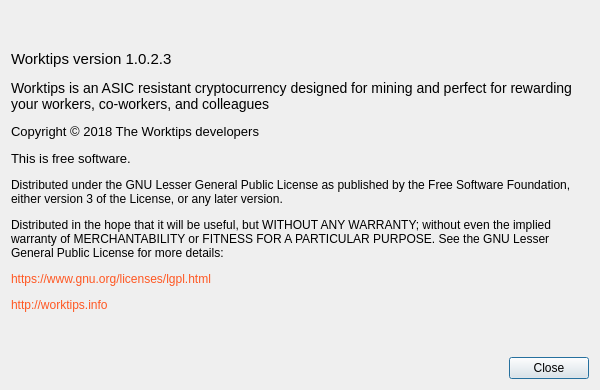
Before: the Qt Designer form src/Gui/Common/AboutDialog.ui in worktips/worktips-lite-wallet, drawn with Qt 5.
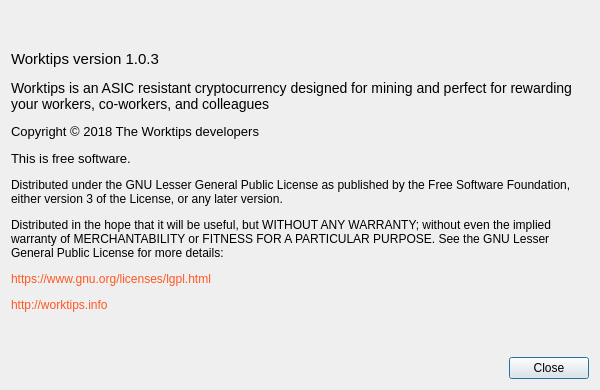
After: the same form once the commit is applied. Custom widgets are drawn as their Qt base class.

Patch:
```diff
--- a/src/Gui/Common/AboutDialog.ui
+++ b/src/Gui/Common/AboutDialog.ui
@@ -41,7 +41,7 @@
       </sizepolicy>
      </property>
      <property name="text">
-      <string>&lt;html&gt;&lt;head/&gt;&lt;body&gt;&lt;p&gt;&lt;span style=&quot; font-family:'Open Sans'; font-size:15px;&quot;&gt;Worktips version 1.0.2.3&lt;/span&gt;&lt;/p&gt;&lt;p&gt;&lt;span style=&quot; font-family:'Open Sans'; font-size:14px;&quot;&gt;Worktips is an ASIC resistant cryptocurrency designed for mining and perfect for rewarding your workers, co-workers, and colleagues&lt;/span&gt;&lt;/p&gt;&lt;p&gt;&lt;span style=&quot; font-family:'Open Sans'; font-size:13px;&quot;&gt;Copyright © 2018 The Worktips developers&lt;/span&gt;&lt;/p&gt;&lt;p&gt;&lt;span style=&quot; font-family:'Open Sans'; font-size:13px;&quot;&gt;This is free software.&lt;/span&gt;&lt;/p&gt;&lt;p&gt;&lt;span style=&quot; font-family:'Open Sans'; font-size:12px;&quot;&gt;Distributed under the GNU Lesser General Public License as published by the Free Software Foundation, either version 3 of the License, or any later version.&lt;/span&gt;&lt;/p&gt;&lt;p&gt;&lt;span style=&quot; font-family:'Open Sans'; font-size:12px;&quot;&gt;Distributed in the hope that it will be useful, but WITHOUT ANY WARRANTY; without even the implied warranty of MERCHANTABILITY or FITNESS FOR A PARTICULAR PURPOSE. See the GNU Lesser General Public License for more details:&lt;/span&gt;&lt;/p&gt;&lt;p&gt;&lt;a href=&quot;https://www.gnu.org/licenses/lgpl.html&quot;&gt;&lt;span style=&quot; font-family:'Open Sans'; font-size:12px; text-decoration: none; color:#FF5722;&quot;&gt;https://www.gnu.org/licenses/lgpl.html&lt;/span&gt;&lt;/a&gt;&lt;/p&gt;&lt;p&gt;&lt;a href=&quot;http://worktips.info/&quot;&gt;&lt;span style=&quot; font-family:'Open Sans'; font-size:12px; text-decoration: none; color:#FF5722;&quot;&gt;http://worktips.info&lt;/span&gt;&lt;/a&gt;&lt;/p&gt;&lt;/body&gt;&lt;/html&gt;</string>
+      <string>&lt;html&gt;&lt;head/&gt;&lt;body&gt;&lt;p&gt;&lt;span style=&quot; font-family:'Open Sans'; font-size:15px;&quot;&gt;Worktips version 1.0.3&lt;/span&gt;&lt;/p&gt;&lt;p&gt;&lt;span style=&quot; font-family:'Open Sans'; font-size:14px;&quot;&gt;Worktips is an ASIC resistant cryptocurrency designed for mining and perfect for rewarding your workers, co-workers, and colleagues&lt;/span&gt;&lt;/p&gt;&lt;p&gt;&lt;span style=&quot; font-family:'Open Sans'; font-size:13px;&quot;&gt;Copyright © 2018 The Worktips developers&lt;/span&gt;&lt;/p&gt;&lt;p&gt;&lt;span style=&quot; font-family:'Open Sans'; font-size:13px;&quot;&gt;This is free software.&lt;/span&gt;&lt;/p&gt;&lt;p&gt;&lt;span style=&quot; font-family:'Open Sans'; font-size:12px;&quot;&gt;Distributed under the GNU Lesser General Public License as published by the Free Software Foundation, either version 3 of the License, or any later version.&lt;/span&gt;&lt;/p&gt;&lt;p&gt;&lt;span style=&quot; font-family:'Open Sans'; font-size:12px;&quot;&gt;Distributed in the hope that it will be useful, but WITHOUT ANY WARRANTY; without even the implied warranty of MERCHANTABILITY or FITNESS FOR A PARTICULAR PURPOSE. See the GNU Lesser General Public License for more details:&lt;/span&gt;&lt;/p&gt;&lt;p&gt;&lt;a href=&quot;https://www.gnu.org/licenses/lgpl.html&quot;&gt;&lt;span style=&quot; font-family:'Open Sans'; font-size:12px; text-decoration: none; color:#FF5722;&quot;&gt;https://www.gnu.org/licenses/lgpl.html&lt;/span&gt;&lt;/a&gt;&lt;/p&gt;&lt;p&gt;&lt;a href=&quot;http://worktips.info/&quot;&gt;&lt;span style=&quot; font-family:'Open Sans'; font-size:12px; text-decoration: none; color:#FF5722;&quot;&gt;http://worktips.info&lt;/span&gt;&lt;/a&gt;&lt;/p&gt;&lt;/body&gt;&lt;/html&gt;</string>
      </property>
      <property name="textFormat">
       <enum>Qt::RichText</enum>
```
